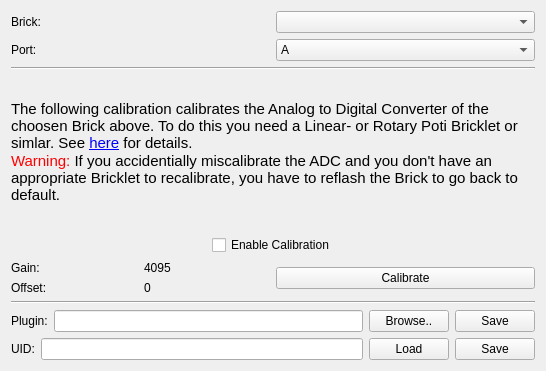
Old version of the form src/brickv/ui/advanced.ui in the repository Tinkerforge/brickv.
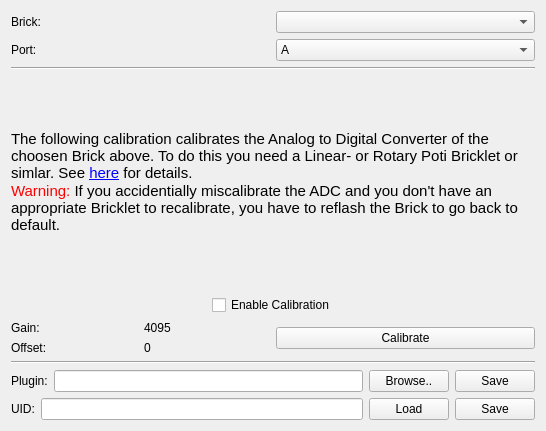
New version of the form.

Commit message: change height of advanced functions window for mac os

What changed in the file:
```diff
--- a/src/brickv/ui/advanced.ui
+++ b/src/brickv/ui/advanced.ui
@@ -10,7 +10,7 @@
     <x>0</x>
     <y>0</y>
     <width>546</width>
-    <height>371</height>
+    <height>431</height>
    </rect>
   </property>
   <property name="windowTitle">
```
